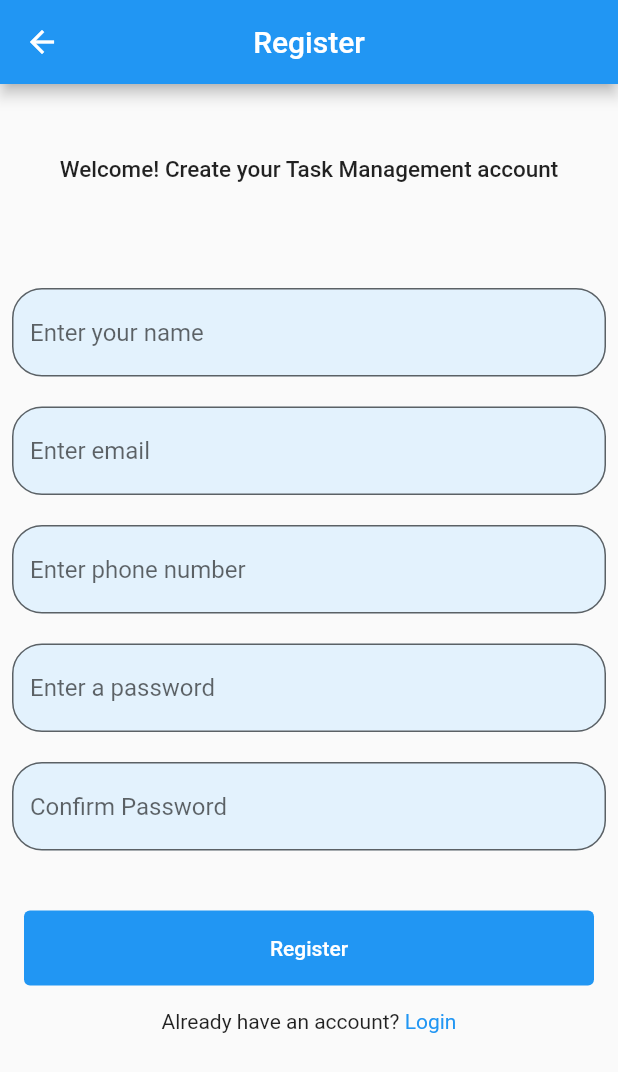
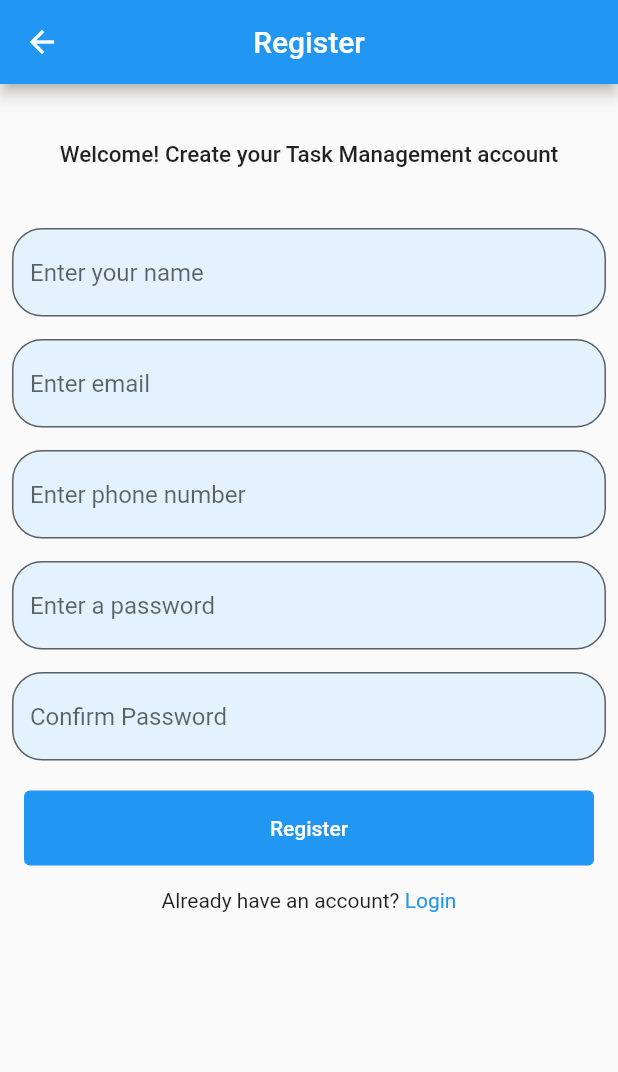
Before and after one commit to ogunkapc/GDSC-TMA, a Flutter app: the Onboarding3 screen opened directly, after a tap on "Register", on a phone screen of 412 x 824 dp. Shown: the top 1072 px of the screen. Run offline on Flutter 3.47's test engine with Material 2 defaults, Android fonts, the phone set to English and light mode, and no system bars.

Commit message:
custom Widget

```diff
--- a/lib/auth/sign_up.dart
+++ b/lib/auth/sign_up.dart
@@ -25,7 +25,7 @@ class _RegisterScreenState extends State<RegisterScreen> {
           child: Column(
             children: [
               const Padding(
-                padding: EdgeInsets.only(top: 40.0, bottom: 70),
+                padding: EdgeInsets.only(top: 30.0, bottom: 40),
                 child: Center(
                   child: Text(
                     "Welcome! Create your Task Management account",
@@ -59,7 +59,7 @@ class _RegisterScreenState extends State<RegisterScreen> {
                       ),
                     ),
                     Padding(
-                      padding: const EdgeInsets.symmetric(vertical: 20.0),
+                      padding: const EdgeInsets.symmetric(vertical: 15.0),
                       child: TextFormField(
                         keyboardType: TextInputType.emailAddress,
                         validator: (value) {
@@ -98,7 +98,7 @@ class _RegisterScreenState extends State<RegisterScreen> {
                       ),
                     ),
                     Padding(
-                      padding: const EdgeInsets.symmetric(vertical: 20.0),
+                      padding: const EdgeInsets.symmetric(vertical: 15.0),
                       child: TextFormField(
                         validator: (value) {
                           if (value == null || value.isEmpty) {
@@ -137,7 +137,7 @@ class _RegisterScreenState extends State<RegisterScreen> {
                       ),
                     ),
                     const SizedBox(
-                      height: 40,
+                      height: 20,
                     ),
                     CustomButton(
                       buttonLabel: "Register",
@@ -158,7 +158,7 @@ class _RegisterScreenState extends State<RegisterScreen> {
                       },
                     ),
                     const SizedBox(
-                      height: 16,
+                      height: 15,
                     ),
                     Center(
                       child: Row(
--- /dev/null
+++ b/lib/onboarding/custom_widget.dart
@@ -0,0 +1,20 @@
+import 'package:flutter/material.dart';
+
+class CustomWidget extends StatelessWidget {
+  final String assetPath;
+  const CustomWidget({super.key, required this.assetPath});
+
+  @override
+  Widget build(BuildContext context) {
+    return Container(
+      height: 400,
+      width: MediaQuery.of(context).size.width,
+      decoration: BoxDecoration(
+          image: DecorationImage(
+            image: AssetImage(assetPath),
+            fit: BoxFit.cover,
+          ),
+          borderRadius: BorderRadius.circular(20)),
+    );
+  }
+}
--- a/lib/onboarding/screen3.dart
+++ b/lib/onboarding/screen3.dart
@@ -2,6 +2,7 @@ import 'package:flutter/material.dart';
 import 'package:task_management_app/auth/sign_in.dart';
 import 'package:task_management_app/auth/sign_up.dart';
 import 'package:task_management_app/onboarding/custom_button.dart';
+import 'package:task_management_app/onboarding/custom_widget.dart';
 
 class Onboarding3 extends StatelessWidget {
   const Onboarding3({Key? key}) : super(key: key);
@@ -13,16 +14,7 @@ class Onboarding3 extends StatelessWidget {
         child: Column(
           crossAxisAlignment: CrossAxisAlignment.start,
           children: [
-            Container(
-              height: 400,
-              width: MediaQuery.of(context).size.width,
-              decoration: BoxDecoration(
-                  image: const DecorationImage(
-                    image: AssetImage('assets/images/hospital2.jpeg'),
-                    fit: BoxFit.cover,
-                  ),
-                  borderRadius: BorderRadius.circular(20)),
-            ),
+            const CustomWidget(assetPath: "assets/images/hospital2.jpeg"),
             const SizedBox(
               height: 30,
             ),
```
Also changed, not shown: lib/onboarding/screen1.dart (+2 -10 lines), lib/onboarding/screen2.dart (+2 -10 lines).
